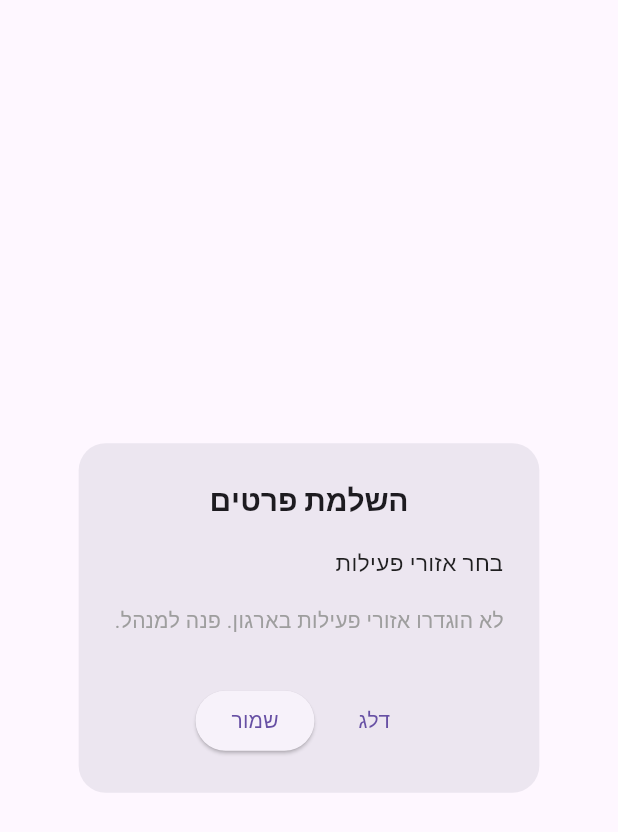
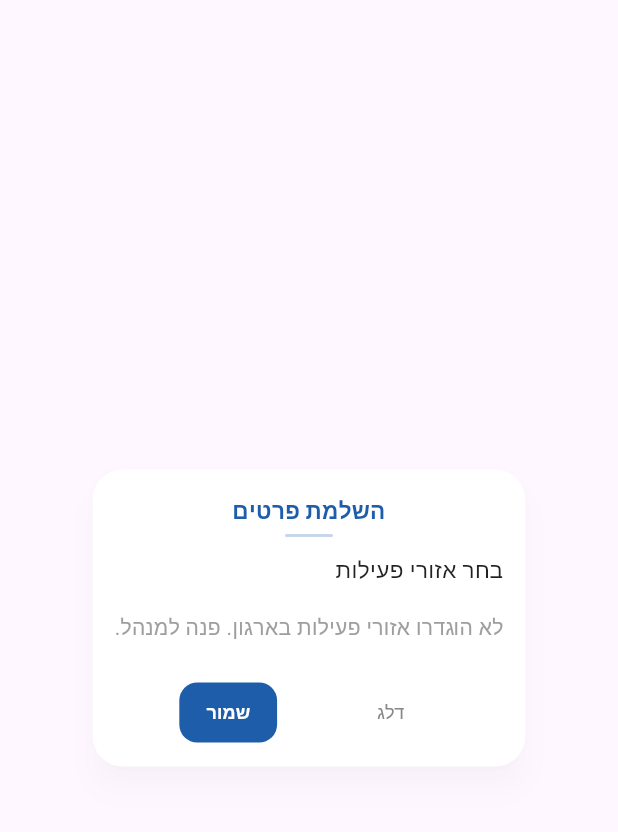
Before and after one commit to hodayaShirazie/collecta, a Flutter app: what _activityZoneelectionDialog() shows on an empty page, opened directly with empty values, on a phone screen of 412 x 824 dp. Shown: the top 832 px of the screen. Run offline on Flutter 3.47's test engine with Material 3 defaults, Android fonts, the phone set to English and light mode, and no system bars; our stand-ins replace app_links, cached_network_image, cloud_firestore, dio, file_picker, firebase_auth and 8 more; missing offline and left inert: dart:js_interop, excel, flutter_downloader, syncfusion_flutter_pdfviewer; accounts and stored records are empty; network calls fail; Roboto replaces fonts that are missing (Assistant).

Commit message:
fixed picking activity zone ui in driver interface

```diff
--- a/lib/ui/screens/driver_homepage.dart
+++ b/lib/ui/screens/driver_homepage.dart
@@ -527,15 +527,11 @@ class _activityZoneelectionDialogState extends State<_activityZoneelectionDialog
     final allSelected =
         availableZones.isNotEmpty && selectedIds.length >= availableZones.length;
 
-    return Directionality(
-      textDirection: TextDirection.rtl,
-      child: AlertDialog(
-        shape: RoundedRectangleBorder(borderRadius: BorderRadius.circular(18)),
-        title: const Text(
-          "השלמת פרטים",
-          textAlign: TextAlign.center,
-          style: TextStyle(fontWeight: FontWeight.bold, fontSize: 20),
-        ),
+    return CustomPopupDialog(
+      title: "השלמת פרטים",
+      cancelText: "דלג",
+      buttonText: "שמור",
+      isLoading: isSaving,
       content: zones == null
           ? const SizedBox(
               height: 80,
@@ -580,8 +576,7 @@ class _activityZoneelectionDialogState extends State<_activityZoneelectionDialog
                               style: const TextStyle(
                                   color: Color(0xFF2C5AA0),
                                   fontWeight: FontWeight.w500)),
-                            deleteIcon:
-                                const Icon(Icons.close, size: 15),
+                          deleteIcon: const Icon(Icons.close, size: 15),
                           onDeleted: () =>
                               setState(() => selectedIds.remove(id)),
                           backgroundColor: const Color(0xFFE8EDF6),
@@ -595,36 +590,21 @@ class _activityZoneelectionDialogState extends State<_activityZoneelectionDialog
                     icon: const Icon(Icons.arrow_drop_down, size: 20),
                     label: const Text("הוסף אזור"),
                     style: TextButton.styleFrom(
-                        foregroundColor: allSelected
-                            ? Colors.grey
-                            : const Color(0xFF2C5AA0),
+                      foregroundColor:
+                          allSelected ? Colors.grey : const Color(0xFF2C5AA0),
                     ),
                   ),
                 ],
               ],
             ),
-        actionsAlignment: MainAxisAlignment.center,
-        actions: [
-          TextButton(
-            onPressed: isSaving ? null : () => Navigator.pop(context),
-            child: const Text("דלג"),
-          ),
-          ElevatedButton(
-            onPressed: isSaving
-                ? null
-                : () async {
+      onConfirm: () async {
         setState(() => isSaving = true);
         if (selectedIds.isNotEmpty) {
-                      final updated =
-                          widget.driver.copyWith(activityZone: selectedIds);
+          final updated = widget.driver.copyWith(activityZone: selectedIds);
           await widget.driverService.updateDriverProfile(updated);
         }
         if (mounted) Navigator.pop(context);
       },
-            child: const Text("שמור"),
-          ),
-        ],
-      ),
     );
   }
 }
```
Lines whose indentation alone changed are shown as unchanged.
